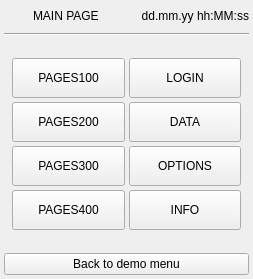
Old version of the form qt_library/ATCMsystem/menu.ui in the repository MECTsrl/mect_plugins.
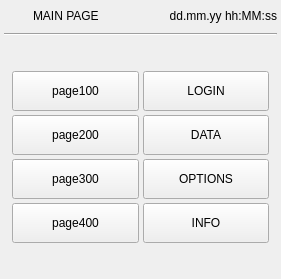
New version of the form.

```diff
--- a/qt_library/ATCMsystem/menu.ui
+++ b/qt_library/ATCMsystem/menu.ui
@@ -6,7 +6,7 @@
    <rect>
     <x>0</x>
     <y>0</y>
-    <width>253</width>
+    <width>281</width>
     <height>279</height>
    </rect>
   </property>
@@ -161,7 +161,7 @@
         <enum>Qt::NoFocus</enum>
        </property>
        <property name="text">
-        <string>PAGES300</string>
+        <string>page300</string>
        </property>
       </widget>
      </item>
@@ -186,7 +186,7 @@
         <string notr="true"/>
        </property>
        <property name="text">
-        <string>PAGES400</string>
+        <string>page400</string>
        </property>
       </widget>
      </item>
@@ -208,7 +208,7 @@
         <enum>Qt::NoFocus</enum>
        </property>
        <property name="text">
-        <string>PAGES200</string>
+        <string>page200</string>
        </property>
       </widget>
      </item>
@@ -230,7 +230,7 @@
         <enum>Qt::NoFocus</enum>
        </property>
        <property name="text">
-        <string>PAGES100</string>
+        <string>page100</string>
        </property>
       </widget>
      </item>
@@ -343,20 +343,6 @@
      </property>
     </spacer>
    </item>
-   <item>
-    <widget class="QPushButton" name="pushButton">
-     <property name="focusPolicy">
-      <enum>Qt::NoFocus</enum>
-     </property>
-     <property name="styleSheet">
-      <string notr="true">text-align: center;
-</string>
-     </property>
-     <property name="text">
-      <string>Back to demo menu</string>
-     </property>
-    </widget>
-   </item>
   </layout>
  </widget>
  <resources/>
```
